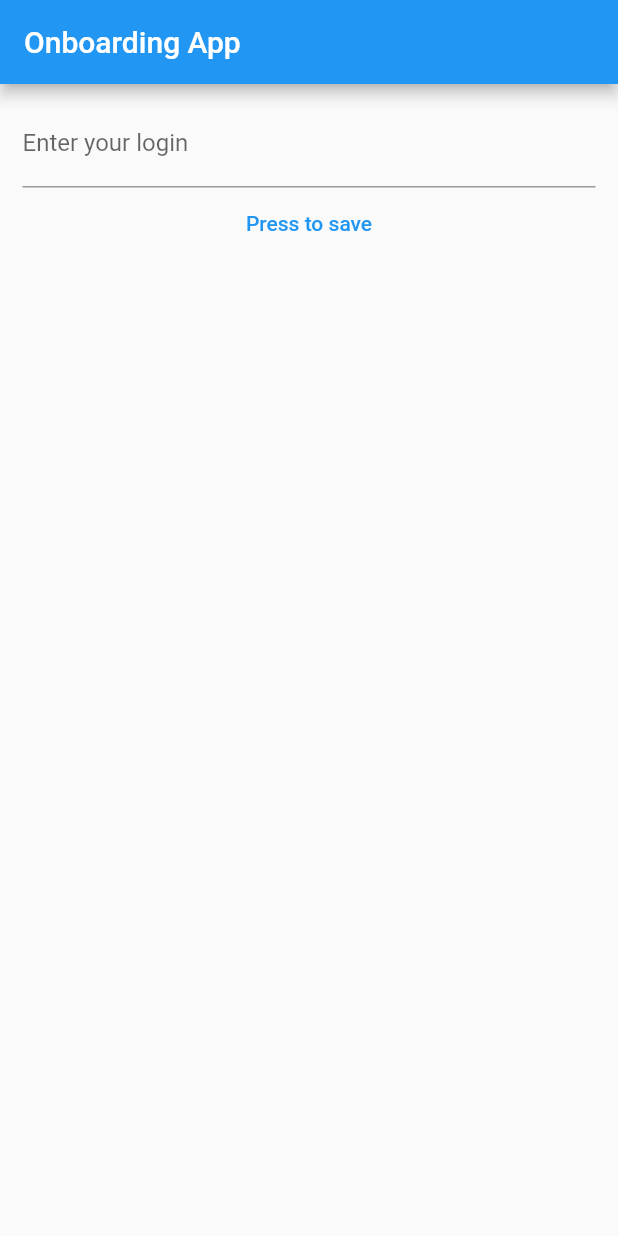
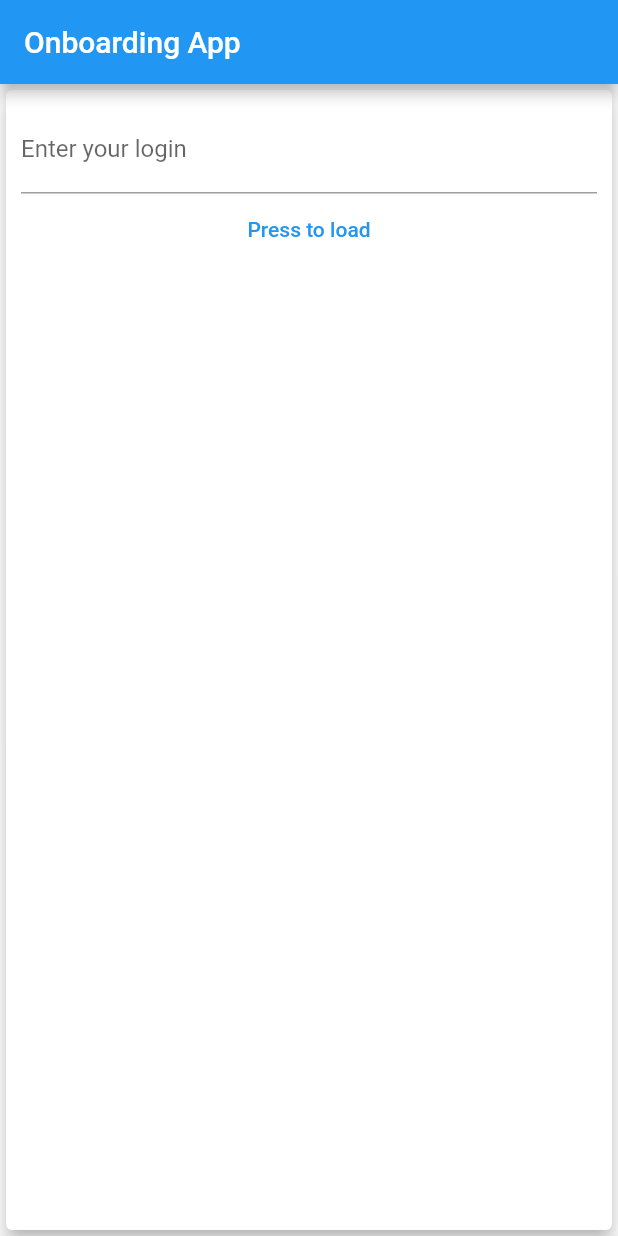
Before and after one commit to EddyMoura/flutter-onboarding-challenge, a Flutter app: the screen it shows after launch, on a phone screen of 412 x 824 dp. Run offline on Flutter 3.47's test engine with Material 2 defaults, Android fonts, the phone set to English and light mode, and no system bars.

Commit message:
Refector form component and print value from input text

```diff
--- /dev/null
+++ b/lib/component/search_form.dart
@@ -0,0 +1,56 @@
+import 'package:flutter/material.dart';
+
+// Define a custom Form widget.
+class SearchForm extends StatefulWidget {
+  const SearchForm({super.key});
+
+  @override
+  State<SearchForm> createState() => _SearchFormState();
+}
+
+// Define a corresponding State class.
+// This class holds the data related to the Form.
+class _SearchFormState extends State<SearchForm> {
+  // Create a text controller and use it to retrieve the current value
+  // of the TextField.
+  final loginController = TextEditingController();
+
+  @override
+  void dispose() {
+    // Clean up the controller when the widget is disposed.
+    loginController.dispose();
+    super.dispose();
+  }
+
+  @override
+  Widget build(BuildContext context) {
+    return Card(
+      elevation: 5,
+      child: Padding(
+        padding: const EdgeInsets.all(10.0),
+        child: Column(
+          crossAxisAlignment: CrossAxisAlignment.start,
+          children: <Widget>[
+            TextFormField(
+              controller: loginController,
+              decoration: const InputDecoration(
+                border: UnderlineInputBorder(),
+                labelText: 'Enter your login',
+              ),
+            ),
+            Row(
+              mainAxisAlignment: MainAxisAlignment.center,
+              children: [
+                TextButton(
+                    onPressed: () {
+                      print(loginController.text);
+                    },
+                    child: const Text('Press to load'))
+              ],
+            )
+          ],
+        ),
+      ),
+    );
+  }
+}
--- a/lib/main.dart
+++ b/lib/main.dart
@@ -1,4 +1,5 @@
 import 'package:flutter/material.dart';
+import 'component/search_form.dart';
 
 void main() => runApp(const OnboardingApp());
 
@@ -6,35 +7,19 @@ class OnboardingApp extends StatelessWidget {
   const OnboardingApp({Key? key}) : super(key: key);
 
   @override
-  Widget build(BuildContext context) {
-    return const MaterialApp(home: MyHomePage());
-  }
+  Widget build(BuildContext context) => const MaterialApp(home: MyHomePage());
 }
 
 class MyHomePage extends StatelessWidget {
-  const MyHomePage({super.key});
+  const MyHomePage({Key? key}) : super(key: key);
 
   @override
   Widget build(BuildContext context) {
     return Scaffold(
       appBar: AppBar(
-        title: const Text('Onboarding App'),
+        title: const Text("Onboarding App"),
       ),
-      body: Container(
-        margin: const EdgeInsets.symmetric(horizontal: 15, vertical: 10),
-        child: Column(
-          crossAxisAlignment: CrossAxisAlignment.stretch,
-          children: [
-            TextFormField(
-              decoration: const InputDecoration(
-                border: UnderlineInputBorder(),
-                labelText: 'Enter your login',
-              ),
-            ),
-            TextButton(onPressed: (){}, child: const Text('Press to save'))
-          ],
-        ),
-      ),
+      body: const SearchForm(),
     );
   }
 }
```
